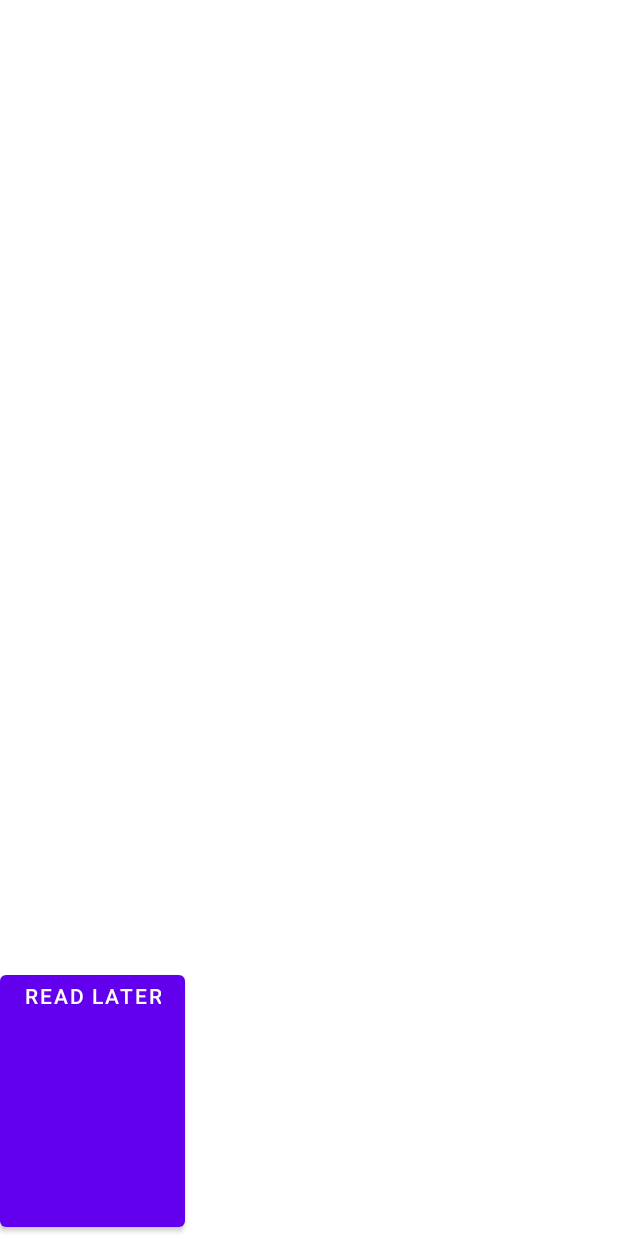
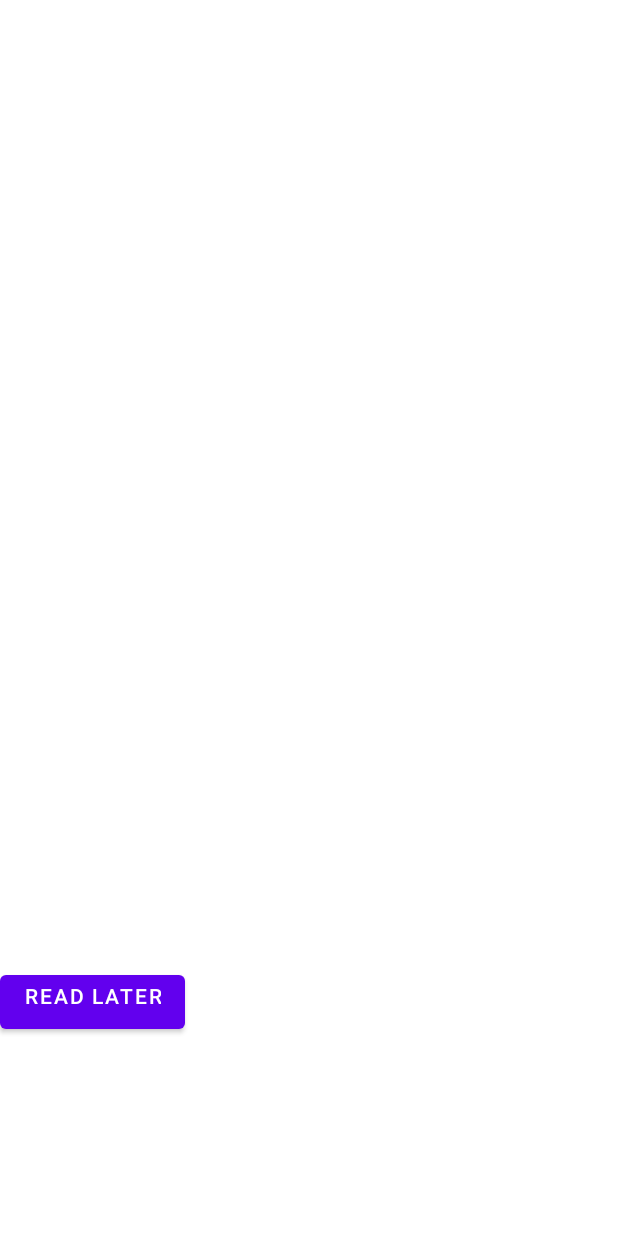
Before and after one commit to C347-Team/C347_L6_PS_Know_Your_Facts, an Android app: the layout activity_main.xml on its own in the app's theme, with its tools: preview values and no code run, on a phone screen of 412 x 824 dp. Run offline under Robolectric (Android 15) with nearby library versions, the phone set to English and light mode, and no system bars.

Commit message:
Part1 MainActivity

```diff
--- a/app/src/main/res/layout/activity_main.xml
+++ b/app/src/main/res/layout/activity_main.xml
@@ -5,7 +5,8 @@
     android:layout_width="match_parent"
     android:layout_height="match_parent"
     tools:context=".MainActivity"
-    android:orientation="vertical">
+    android:orientation="vertical"
+    android:layout_weight="5">
 
     <androidx.viewpager.widget.ViewPager
         android:id="@+id/viewpager1"
@@ -14,12 +15,18 @@
 
     </androidx.viewpager.widget.ViewPager>
 
-    <Button
-        android:id="@+id/btnBack"
-        android:layout_width="wrap_content"
-        android:layout_height="match_parent"
-        android:layout_weight="1"
-        android:gravity="right"
-        android:text="Read Later" />
+    <LinearLayout
+        android:layout_width="match_parent"
+        android:layout_height="wrap_content"
+        android:orientation="horizontal"
+        android:layout_weight="1">
+
+        <Button
+            android:id="@+id/btnBack"
+            android:layout_width="wrap_content"
+            android:layout_height="wrap_content"
+            android:gravity="right"
+            android:text="Read Later" />
+    </LinearLayout>
 
 </LinearLayout>
```
Also changed, not shown: app/src/main/java/sg/edu/rp/c347/id19007966/knowyourfacts/MainActivity.java (+44 -1 lines).
